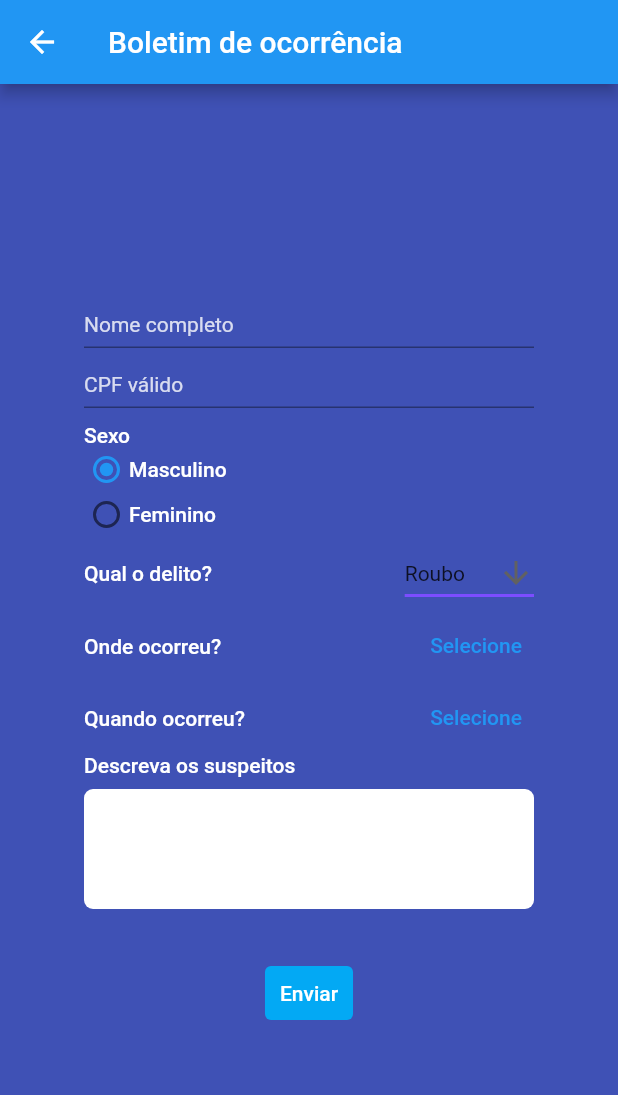
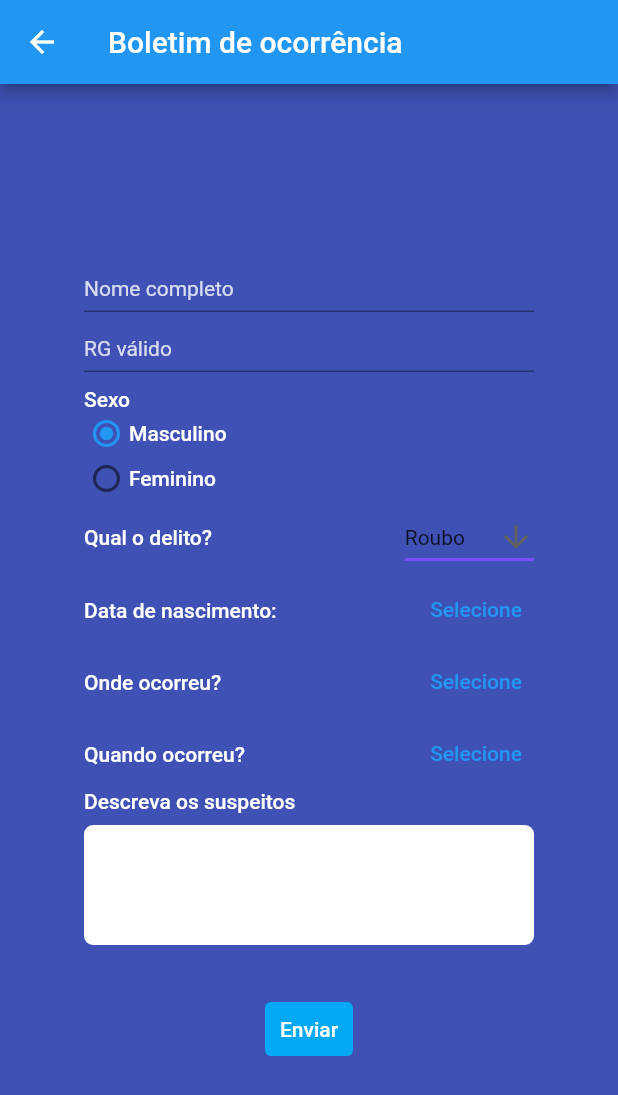
Before and after one commit to jesusdourado/sismapvio, a Flutter app: the screen it shows after launch, after a tap on "Reportar um delito", on a phone screen of 412 x 824 dp. Shown: the top 1095 px of the screen. Run offline on Flutter 3.47's test engine with Material 2 defaults, Android fonts, the light colour scheme and no system bars; our stand-ins replace dio, geocoding, geolocator, google_maps_flutter, syncfusion_flutter_datepicker; missing offline and left inert: bottom_picker, pausable_timer; network calls fail.

Commit message:
Fixed logs (2)

```diff
--- a/lib/report_screen.dart
+++ b/lib/report_screen.dart
@@ -1,8 +1,11 @@
+import 'package:bottom_picker/bottom_picker.dart';
+import 'package:bottom_picker/resources/arrays.dart';
 import 'package:flutter/cupertino.dart';
 import 'package:flutter/material.dart';
 import 'package:dio/dio.dart' as dio;
 import 'package:s_p/utils/http_class.dart';
 import 'package:s_p/widgets/dialog_ocorrencia.dart';
+import 'package:syncfusion_flutter_datepicker/datepicker.dart';
 
 import 'location_screen.dart';
 
@@ -22,8 +25,9 @@ class ReportCrimeScreen extends StatefulWidget {
 
 class _ReportCrimeScreenState extends State<ReportCrimeScreen> {
   late String name = '';
-  late String cpf = '';
+  late String rg = '';
   late SuspectGenre genre = SuspectGenre.m;
+  late String birth = 'Data de nascimento:';
   late String crime = 'Roubo';
   late String where = 'Onde ocorreu?';
   late String when = 'Quando ocorreu?';
@@ -101,7 +105,7 @@ class _ReportCrimeScreenState extends State<ReportCrimeScreen> {
                         child: TextField(
                           style: TextStyle(fontSize: 14.0, color: Colors.white),
                           decoration: InputDecoration(
-                            hintText: 'CPF válido',
+                            hintText: 'RG válido',
                             hintStyle: TextStyle(
                               fontSize: 14.0,
                               color: Colors.white.withOpacity(
@@ -228,6 +232,53 @@ class _ReportCrimeScreenState extends State<ReportCrimeScreen> {
                             child: SizedBox(
                               width: 200,
                               child: Text(
+                                birth,
+                                style: TextStyle(
+                                  fontSize: 14.0,
+                                  fontWeight: FontWeight.w500,
+                                  color: Colors.white,
+                                ),
+                                overflow: TextOverflow.ellipsis,
+                              ),
+                            ),
+                          ),
+                          TextButton(
+                            onPressed: () async {
+                                BottomPicker.date(
+                                  title: 'Selecione uma data',
+                                  dateOrder: DatePickerDateOrder.dmy,
+                                  initialDateTime: DateTime.utc(1999),
+                                  pickerTextStyle: TextStyle(
+                                    color: Colors.blue,
+                                    fontWeight: FontWeight.bold,
+                                    fontSize: 12,
+                                  ),
+                                  titleStyle: TextStyle(
+                                    fontWeight: FontWeight.bold,
+                                    fontSize: 15,
+                                    color: Colors.blue,
+                                  ),
+                                  onChange: (index) {
+                                    print(index);
+                                  },
+                                  onSubmit: (index) {
+                                    birth = index.toString();
+                                  },
+                                  bottomPickerTheme: BOTTOM_PICKER_THEME.blue,
+                                ).show(context);
+                            },
+                            child: Text('Selecione'),
+                          ),
+                        ],
+                      ),
+                      Row(
+                        mainAxisAlignment: MainAxisAlignment.spaceBetween,
+                        children: [
+                          Padding(
+                            padding: EdgeInsets.only(top: 10, bottom: 8),
+                            child: SizedBox(
+                              width: 200,
+                              child: Text(
                                 where,
                                 style: TextStyle(
                                   fontSize: 14.0,
@@ -336,7 +387,7 @@ class _ReportCrimeScreenState extends State<ReportCrimeScreen> {
                     onPressed: () async {
                       final result = await _sendOcorrencia({
                         'name': name,
-                        'rg': cpf,
+                        'rg': rg,
                         'sexo': genre == SuspectGenre.m ? 'masculino' : 'feminino',
                         'data': '${DateTime.now().day}/${DateTime.now().month}/${DateTime.now().year}',
                         'descricao': description,
--- a/pubspec.yaml
+++ b/pubspec.yaml
@@ -18,6 +18,8 @@ dependencies:
   dio: ^4.0.4
   http: ^0.13.4
   pausable_timer: ^1.0.0+3
+  syncfusion_flutter_datepicker: ^19.4.38
+  bottom_picker: ^1.4.0
 module:
   androidX: true
 
```
Also changed, not shown: lib/location_screen.dart (+9 -4 lines), pubspec.lock.
